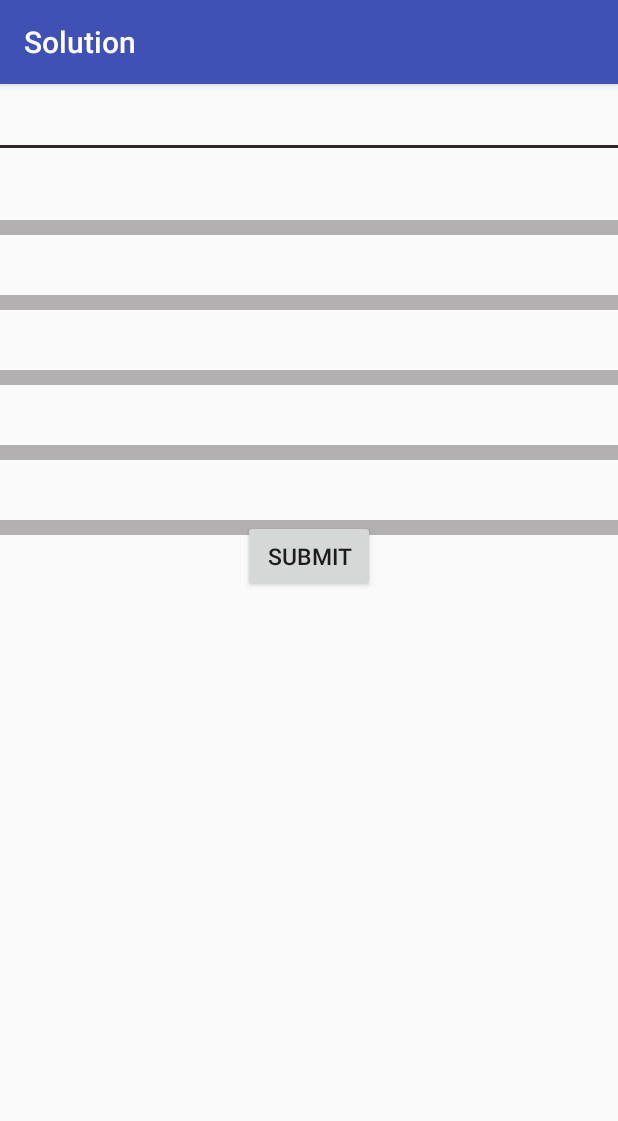
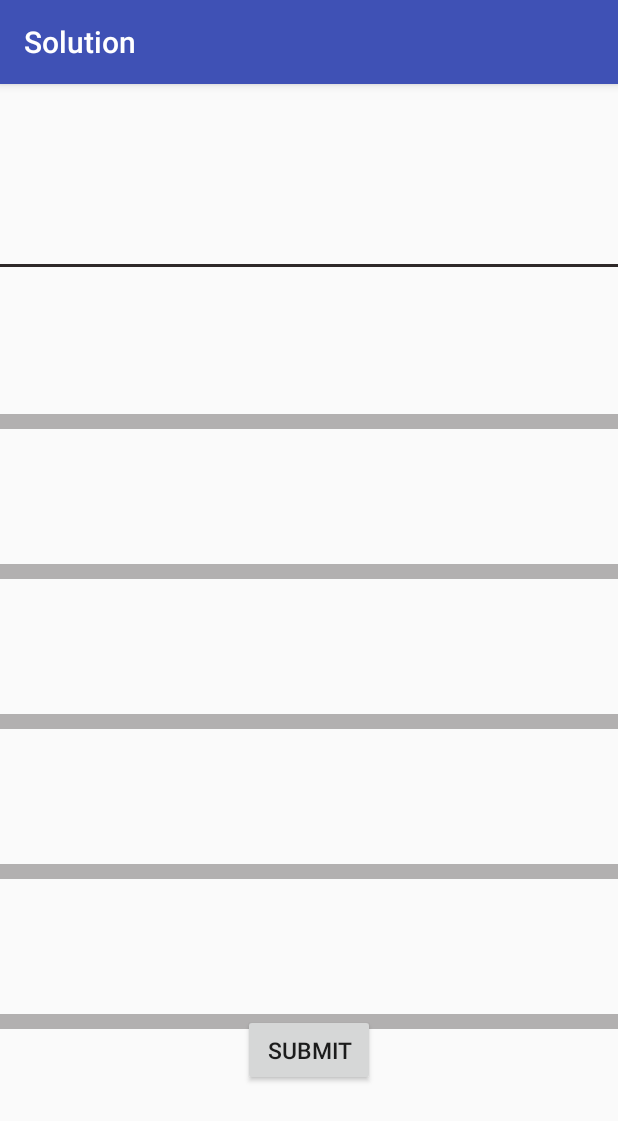
Before and after one commit to Unagifan/APComputerSciencePrep, an Android app: the SolutionActivity screen opened directly, with no data from a screen before it, on a phone screen of 412 x 824 dp. Shown: the top 1121 px of the screen. Run offline under Robolectric (Android 15) with nearby library versions, the phone set to English and light mode, and no system bars.

Commit message:
Messing around
Testing with question layout

```diff
--- a/app/src/main/java/com/example/andykhuu/apcomputerscienceprep/QuestionActivity.java
+++ b/app/src/main/java/com/example/andykhuu/apcomputerscienceprep/QuestionActivity.java
@@ -31,8 +31,6 @@ public class QuestionActivity extends AppCompatActivity {
         correctAnswer = QUESTION.getCorrectAnswer();
 
         answerSelection();
-
-
     }
 
     private void answerSelection(){
--- a/app/src/main/res/drawable/border.xml
+++ b/app/src/main/res/drawable/border.xml
@@ -3,7 +3,7 @@
     <shape xmlns:android="http://schemas.android.com/apk/res/android"
         android:shape="rectangle">
         <stroke
-            android:width="2dp"
+            android:width="100dp"
             android:color= "#000000" />
     </shape>
 </selector>
--- a/app/src/main/res/layout/questionlayout_main.xml
+++ b/app/src/main/res/layout/questionlayout_main.xml
@@ -9,7 +9,7 @@
             android:id="@+id/question"
             android:textSize="30sp"
             android:layout_width="wrap_content"
-            android:layout_height="wrap_content" />
+            android:layout_height="120dp" />
 
         <View
             style = "@style/questionAnswerDivider"
--- a/app/src/main/res/values/styles.xml
+++ b/app/src/main/res/values/styles.xml
@@ -22,7 +22,7 @@
         <item name = "android:textSize"> 20sp </item>
         <item name = "android:background"> @drawable/border </item>
         <item name = "android:layout_width"> wrap_content </item>
-        <item name = "android:layout_height"> 50dp </item>
+        <item name = "android:layout_height"> 100dp </item>
         <item name = "android:paddingTop">10dp</item>
     </style>
 
```
